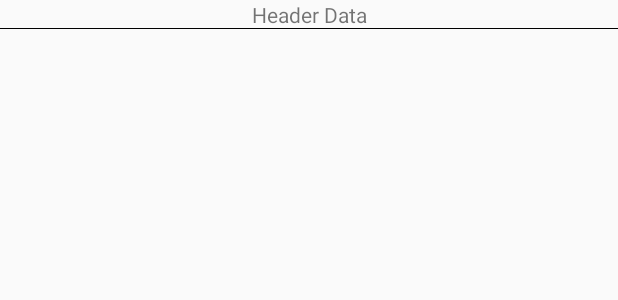
After one commit to umangjpatel/CHARUSAT, an Android app: the layout tableview_column_header_layout.xml on its own in the app's theme, with its tools: preview values and no code run, on a phone screen of 412 x 824 dp. The commit adds this screen. Shown: the top 300 px of the screen. Run offline under Robolectric (Android 15) with nearby library versions, the phone set to English and light mode, and no system bars; Roboto replaces fonts that are not available here.

Commit message:
Table data added and improved

```diff
--- a/app/src/main/java/in/ac/charusat/charusat/fragments/DetailFragment.java
+++ b/app/src/main/java/in/ac/charusat/charusat/fragments/DetailFragment.java
@@ -73,7 +73,7 @@ public class DetailFragment extends Fragment {
                     break;
                 case Detail.ONLY_TABLE_TYPE:
                     mExpandableView.addView(new HeadingView(getActivity(), detail.getHeaderResId()));
-                    mExpandableView.addView(new TableInfoView(getActivity(), mTableListLab.getTableInfoList(detail.getTableType()).get(0), mTableListLab.getTableInfoList(detail.getTableType()).get(1)));
+                    mExpandableView.addView(new TableInfoView(getActivity(), detail));
                     break;
                 case Detail.IMAGE_TABLE_TYPE:
                     mExpandableView.addView(new HeadingView(getActivity(), detail.getHeaderResId()));
--- a/app/src/main/java/in/ac/charusat/charusat/fragments/HeadingView.java
+++ b/app/src/main/java/in/ac/charusat/charusat/fragments/HeadingView.java
@@ -61,6 +61,7 @@ class HeadingView {
     @Collapse
     void onCollapse() {
         toggleIcon.setImageDrawable(mContext.getResources().getDrawable(R.drawable.ic_arrow_down));
+        System.gc();
     }
 
 }
--- /dev/null
+++ b/app/src/main/res/layout/tableview_column_header_layout.xml
@@ -0,0 +1,50 @@
+<?xml version="1.0" encoding="utf-8"?>
+<LinearLayout xmlns:android="http://schemas.android.com/apk/res/android"
+    xmlns:app="http://schemas.android.com/apk/res-auto"
+    xmlns:tools="http://schemas.android.com/tools"
+    android:id="@+id/column_header_container"
+    android:layout_width="wrap_content"
+    android:layout_height="wrap_content"
+    android:orientation="vertical">
+
+    <FrameLayout
+        android:layout_width="match_parent"
+        android:layout_height="match_parent"
+        android:orientation="horizontal">
+
+        <LinearLayout
+            android:layout_width="match_parent"
+            android:layout_height="match_parent"
+            android:layout_gravity="center"
+            android:layout_marginEnd="10dp"
+            android:layout_marginStart="10dp"
+            android:orientation="horizontal">
+
+            <TextView
+                android:id="@+id/column_header_textView"
+                android:layout_width="wrap_content"
+                android:layout_height="match_parent"
+                android:layout_gravity="center"
+                android:layout_weight="4"
+                android:gravity="center"
+                tools:text="Header Data" />
+
+            <ImageButton
+                android:id="@+id/column_header_sort_imageButton"
+                android:layout_width="15dp"
+                android:layout_height="15dp"
+                android:layout_gravity="end|center"
+                android:layout_marginLeft="4dp"
+                android:background="@android:color/transparent"
+                android:paddingRight="-5dp"
+                android:scaleType="fitXY"
+                android:visibility="gone" />
+        </LinearLayout>
+
+        <View
+            android:layout_width="match_parent"
+            android:layout_height="1px"
+            android:layout_gravity="bottom"
+            android:background="@android:color/black" />
+    </FrameLayout>
+</LinearLayout>
--- /dev/null
+++ b/app/src/main/res/values/dimens.xml
@@ -0,0 +1,6 @@
+<?xml version="1.0" encoding="utf-8"?>
+<resources>
+    <dimen name="table_view_row_header_width">28dp</dimen>
+    <dimen name="table_view_cell_height">28dp</dimen>
+    <dimen name="table_view_default_text_size">11sp</dimen>
+</resources>
--- a/build.gradle
+++ b/build.gradle
@@ -7,7 +7,7 @@ buildscript {
         jcenter()
     }
     dependencies {
-        classpath 'com.android.tools.build:gradle:3.1.0'
+        classpath 'com.android.tools.build:gradle:3.1.1'
 
 
         // NOTE: Do not place your application dependencies here; they belong
```
Also changed, not shown: app/src/main/java/in/ac/charusat/charusat/fragments/TableInfoView.java (+11 -5 lines), app/src/main/res/layout/only_table_feed_item.xml (+3 -7 lines), app/src/main/res/layout/tableview_cell_layout.xml (added, +21 -0 lines), app/src/main/res/layout/tableview_corner_layout.xml (added, +16 -0 lines), app/src/main/res/layout/tableview_row_header_layout.xml (added, +32 -0 lines), app/src/main/java/in/ac/charusat/charusat/models/TableListLab.java (line endings or trailing spaces).
